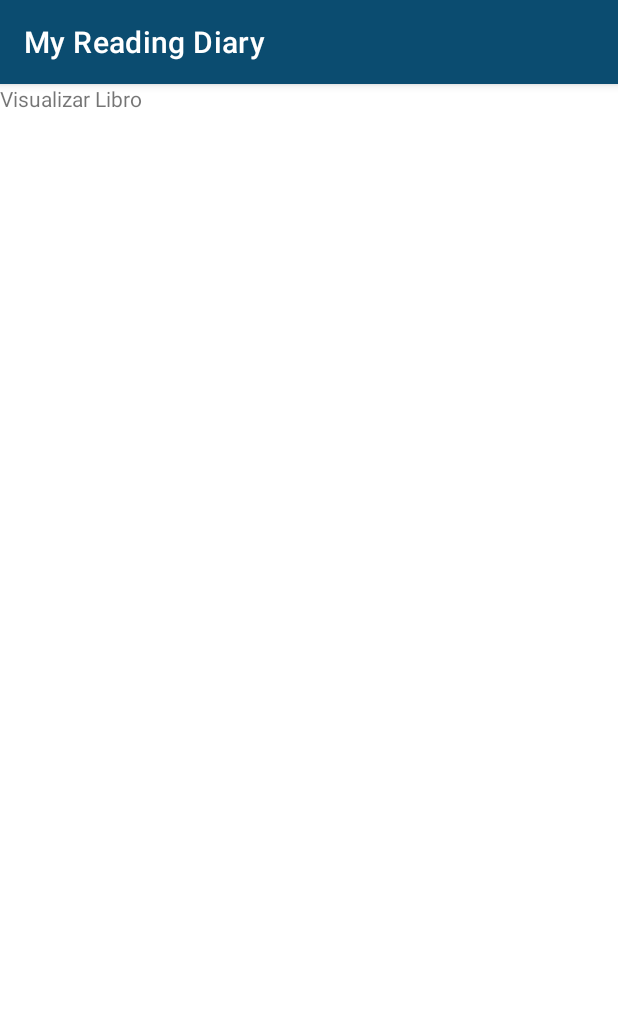
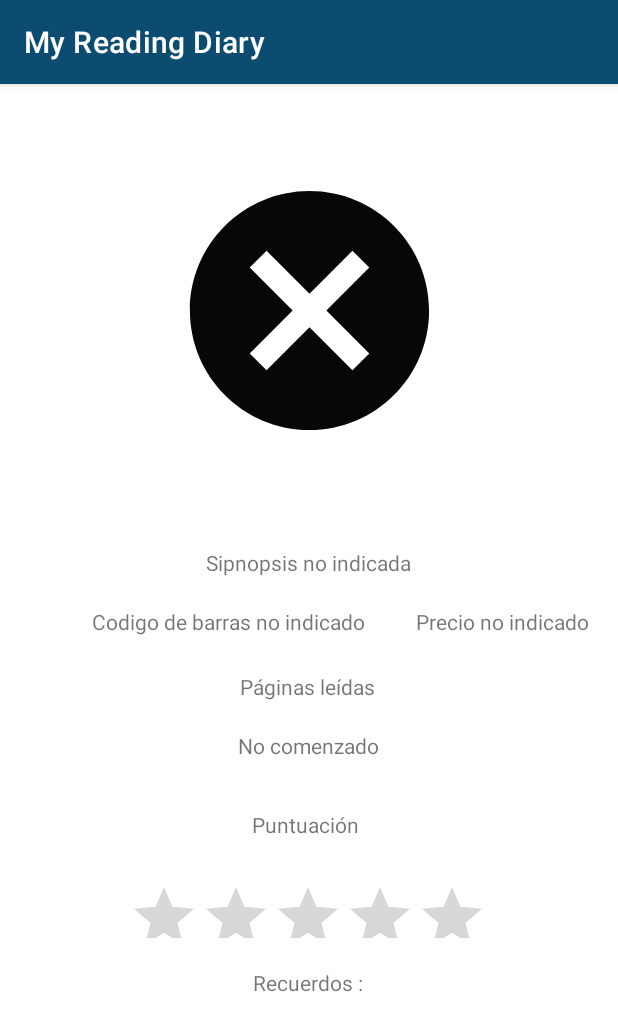
Before and after one commit to clarade11/MyReadingLibraryPFC, an Android app: the VisualizarLibro screen opened directly, with no data from a screen before it, on a phone screen of 412 x 824 dp. Shown: the top 1031 px of the screen. Run offline under Robolectric (Android 15) with nearby library versions, the phone set to English and light mode, and no system bars; 7 statements that could not run were skipped.

Commit message:
visualizar libro, mitad hehco

```diff
--- a/app/src/main/java/com/example/proyecto/activity/VisualizarLibro.java
+++ b/app/src/main/java/com/example/proyecto/activity/VisualizarLibro.java
@@ -1,16 +1,121 @@
 package com.example.proyecto.activity;
 
 import androidx.appcompat.app.AppCompatActivity;
+import androidx.recyclerview.widget.LinearLayoutManager;
+import androidx.recyclerview.widget.RecyclerView;
 
 import android.os.Bundle;
+import android.widget.ImageView;
+import android.widget.RatingBar;
+import android.widget.TextView;
 
 import com.example.proyecto.R;
+import com.example.proyecto.adapter.LibroLibraryAdapter;
+import com.example.proyecto.basedatos.DBHelper;
+import com.example.proyecto.clasesObjeto.Libro;
+import com.example.proyecto.clasesObjeto.Memories;
+import com.example.proyecto.clasesObjeto.Usuario;
+import com.example.proyecto.fragments.Library;
+
+import java.util.ArrayList;
+import java.util.List;
 
 public class VisualizarLibro extends AppCompatActivity {
+
+    ImageView imageVisualizarLibro;
+    TextView tvTituloLibro,tvSipnopsis,tvISBN,tvPrecio, tvPaginasLeidas;
+    RecyclerView recyclerVisualizarLibroID;
+    RatingBar ratingBar;
+
+    DBHelper DB;
+    Usuario usuario;
+    ArrayList<Memories> listaMemories;
+    Libro libro;
 
     @Override
     protected void onCreate(Bundle savedInstanceState) {
         super.onCreate(savedInstanceState);
         setContentView(R.layout.activity_visualizar_libro);
+
+        asociacion();
+
+        vista();
+
     }
+
+    private void vista() {
+
+        listaMemories = new ArrayList<com.example.proyecto.clasesObjeto.Memories>();
+        recyclerVisualizarLibroID.setLayoutManager(new LinearLayoutManager(this));
+
+        llenarCampos();
+        llenarLista();
+
+    }
+
+    //llenamos los campos del libro
+    private void llenarCampos() {
+
+        //imageVisualizarLibro
+        tvTituloLibro.setText(libro.getTitulo());
+        if(libro.getDescripcion()!=null) {
+            tvSipnopsis.setText(libro.getDescripcion());
+        } else {
+            tvSipnopsis.setText("Sipnopsis no indicada");
+        }
+        if(libro.getCodigoBarras()!=null){
+            tvISBN.setText(libro.getCodigoBarras());
+        } else {
+            tvISBN.setText("Codigo de barras no indicado");
+        }
+        if(String.valueOf(libro.getPrecio())!=null){
+            tvPrecio.setText(String.valueOf(libro.getPrecio()));
+        } else {
+            tvPrecio.setText("Precio no indicado");
+        }
+        tvPaginasLeidas.setText("No comenzado");
+
+        //tvPaginasLeidas.setText(String.valueOf(listaMemories.get));
+
+        if(libro.getPuntuacion()!=0.0){
+            double puntuacion = (double)libro.getPuntuacion();
+            ratingBar.setRating((float) puntuacion );
+        } else {
+            ratingBar.setRating(0);
+        }
+
+
+
+    }
+
+    //llenamos la lista del recyclerview
+    private void llenarLista() {
+        //cogemos id del libro
+        Integer id = libro.getIdLibro();
+        //cogemos memories del libro
+        List<Memories> lista = DB.getAllMemoriesDeUsuarioLibro(usuario.getIdUsuario(), id);
+        //relleno el arraylist con esa lista
+        listaMemories = (ArrayList<Memories>) lista;
+    }
+
+
+    private void asociacion() {
+
+        imageVisualizarLibro = (ImageView) findViewById(R.id.imageVisualizarLibro);
+        tvTituloLibro = (TextView) findViewById(R.id.tvTituloLibro);
+        tvSipnopsis = (TextView) findViewById(R.id.tvSipnopsis);
+        tvISBN = (TextView) findViewById(R.id.tvISBN);
+        tvPrecio = (TextView) findViewById(R.id.tvPrecio);
+        tvPaginasLeidas = (TextView) findViewById(R.id.tvPaginasLeidas);
+        recyclerVisualizarLibroID = (RecyclerView) findViewById(R.id.recyclerVisualizarLibroID);
+        ratingBar=(RatingBar) findViewById(R.id.ratingBar);
+
+        DB = new DBHelper(VisualizarLibro.this);
+        usuario = MainActivity.usuarioObjeto;
+        libro = LibroLibraryAdapter.libro;
+
+
+    }
+
+
 }
--- a/app/src/main/res/layout/activity_visualizar_libro.xml
+++ b/app/src/main/res/layout/activity_visualizar_libro.xml
@@ -6,11 +6,116 @@
     android:layout_height="match_parent"
     tools:context=".activity.VisualizarLibro">
 
+    <ImageView
+        android:id="@+id/imageVisualizarLibro"
+        android:layout_width="191dp"
+        android:layout_height="198dp"
+        android:layout_marginTop="52dp"
+        app:layout_constraintEnd_toEndOf="parent"
+        app:layout_constraintStart_toStartOf="parent"
+        app:layout_constraintTop_toTopOf="parent"
+        app:srcCompat="@drawable/negro" />
+
     <TextView
-        android:id="@+id/textView4"
+        android:id="@+id/tvTituloLibro"
         android:layout_width="wrap_content"
         android:layout_height="wrap_content"
-        android:text="Visualizar Libro"
-        tools:layout_editor_absoluteX="209dp"
-        tools:layout_editor_absoluteY="233dp" />
+        android:layout_marginTop="20dp"
+        app:layout_constraintEnd_toEndOf="parent"
+        app:layout_constraintHorizontal_bias="0.498"
+        app:layout_constraintStart_toStartOf="parent"
+        app:layout_constraintTop_toBottomOf="@+id/imageVisualizarLibro" />
+
+    <TextView
+        android:id="@+id/tvSipnopsis"
+        android:layout_width="wrap_content"
+        android:layout_height="wrap_content"
+        android:layout_marginTop="20dp"
+        app:layout_constraintEnd_toEndOf="parent"
+        app:layout_constraintHorizontal_bias="0.498"
+        app:layout_constraintStart_toStartOf="parent"
+        app:layout_constraintTop_toBottomOf="@+id/tvTituloLibro" />
+
+    <TextView
+        android:id="@+id/tvISBN"
+        android:layout_width="wrap_content"
+        android:layout_height="wrap_content"
+        android:layout_marginTop="20dp"
+        app:layout_constraintEnd_toEndOf="parent"
+        app:layout_constraintHorizontal_bias="0.267"
+        app:layout_constraintStart_toStartOf="parent"
+        app:layout_constraintTop_toBottomOf="@+id/tvSipnopsis" />
+
+    <TextView
+        android:id="@+id/tvPrecio"
+        android:layout_width="wrap_content"
+        android:layout_height="wrap_content"
+        android:layout_marginTop="20dp"
+        app:layout_constraintEnd_toEndOf="parent"
+        app:layout_constraintHorizontal_bias="0.634"
+        app:layout_constraintStart_toEndOf="@+id/tvISBN"
+        app:layout_constraintTop_toBottomOf="@+id/tvSipnopsis" />
+
+    <androidx.recyclerview.widget.RecyclerView
+        android:id="@+id/recyclerVisualizarLibroID"
+        android:layout_width="match_parent"
+        android:layout_height="wrap_content"
+        android:layout_marginTop="21dp"
+        app:layout_constraintEnd_toEndOf="parent"
+        app:layout_constraintHorizontal_bias="0.0"
+        app:layout_constraintStart_toStartOf="parent"
+        app:layout_constraintTop_toBottomOf="@+id/textView10" />
+
+    <TextView
+        android:id="@+id/tvPaginasLeidas"
+        android:layout_width="wrap_content"
+        android:layout_height="wrap_content"
+        android:layout_marginTop="20dp"
+        app:layout_constraintEnd_toEndOf="parent"
+        app:layout_constraintHorizontal_bias="0.498"
+        app:layout_constraintStart_toStartOf="parent"
+        app:layout_constraintTop_toBottomOf="@+id/textView7" />
+
+    <RatingBar
+        android:id="@+id/ratingBar"
+        android:layout_width="241dp"
+        android:layout_height="38dp"
+        android:layout_marginTop="28dp"
+        android:numStars="5"
+        app:layout_constraintEnd_toEndOf="parent"
+        app:layout_constraintStart_toStartOf="parent"
+        app:layout_constraintTop_toBottomOf="@+id/textView9" />
+
+    <TextView
+        android:id="@+id/textView7"
+        android:layout_width="wrap_content"
+        android:layout_height="wrap_content"
+        android:layout_marginStart="160dp"
+        android:layout_marginTop="24dp"
+        android:text="Páginas leídas"
+        app:layout_constraintStart_toStartOf="parent"
+        app:layout_constraintTop_toBottomOf="@+id/tvISBN" />
+
+    <TextView
+        android:id="@+id/textView9"
+        android:layout_width="wrap_content"
+        android:layout_height="wrap_content"
+        android:layout_marginTop="116dp"
+        android:text="Puntuación"
+        app:layout_constraintEnd_toEndOf="parent"
+        app:layout_constraintHorizontal_bias="0.494"
+        app:layout_constraintStart_toStartOf="parent"
+        app:layout_constraintTop_toBottomOf="@+id/tvPrecio" />
+
+    <TextView
+        android:id="@+id/textView10"
+        android:layout_width="wrap_content"
+        android:layout_height="wrap_content"
+        android:layout_marginTop="20dp"
+        android:text="Recuerdos :"
+        app:layout_constraintEnd_toEndOf="parent"
+        app:layout_constraintHorizontal_bias="0.498"
+        app:layout_constraintStart_toStartOf="parent"
+        app:layout_constraintTop_toBottomOf="@+id/ratingBar" />
+
 </androidx.constraintlayout.widget.ConstraintLayout>
```
Also changed, not shown: app/src/main/java/com/example/proyecto/adapter/LibroLibraryAdapter.java (+23 -0 lines), app/src/main/res/layout/listmemorieslibrogeneral.xml (added, +97 -0 lines).
